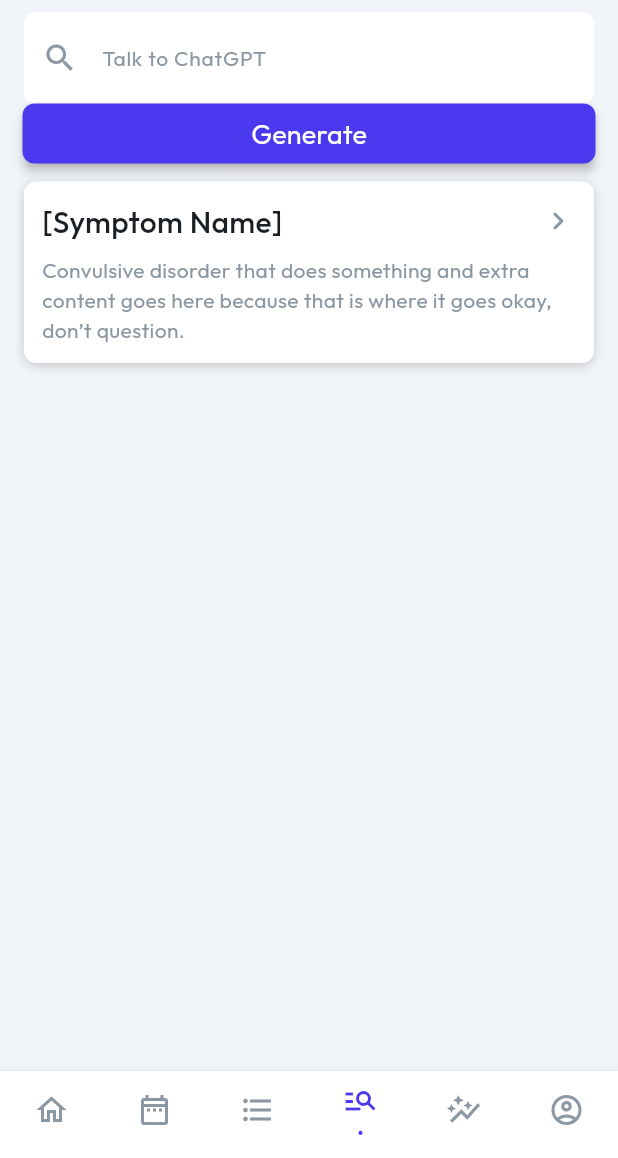
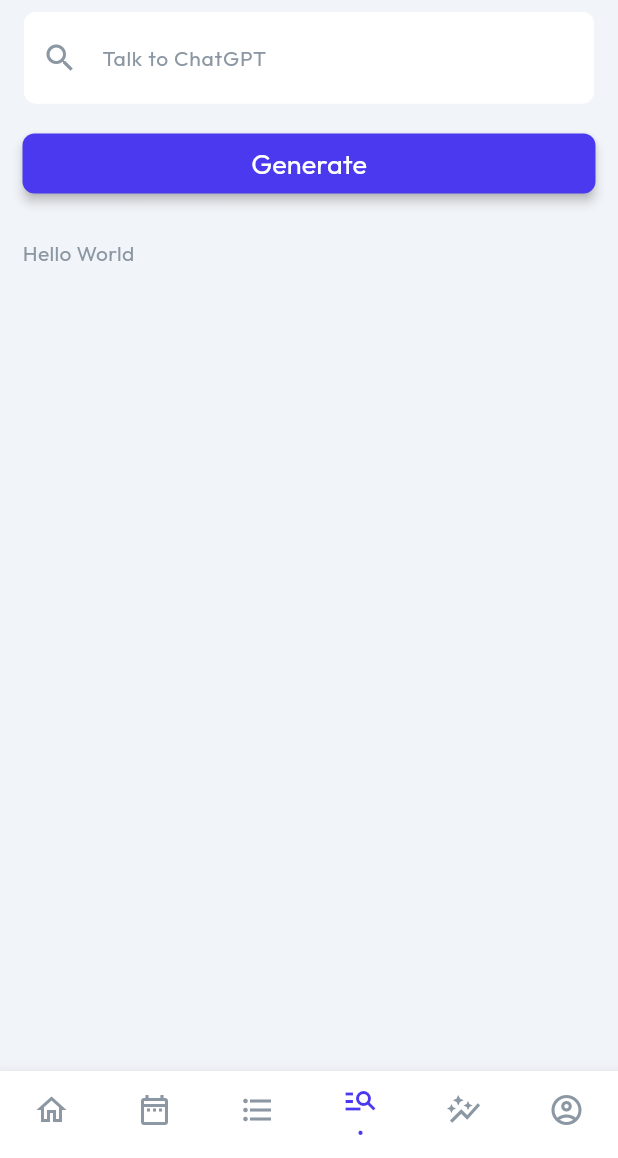
Before and after one commit to SavageFalcon/NutriFit, a Flutter app: the screen it shows once a user with an empty profile is signed in, item 4 of the bottom bar chosen, on a phone screen of 412 x 824 dp, the part 78-1236 px from its top. Run offline on Flutter 3.47's test engine with Material 3 defaults, Android fonts, the phone set to English and light mode, and no system bars; drawn by our look-alikes of auto_size_text; our stand-ins replace cloud_firestore, file_picker, firebase_auth, firebase_core, firebase_storage, flutter_animate and 15 more; missing offline and left inert: json_path, mime_type; accounts and stored records are empty.

Commit message:
Updating to latest FlutterFlow output.

```diff
--- a/lib/pages/find_symptoms/find_symptoms_model.dart
+++ b/lib/pages/find_symptoms/find_symptoms_model.dart
@@ -3,7 +3,6 @@
 import '/flutter_flow/flutter_flow_widgets.dart';
 import '/pages/components/main_logo/main_logo_widget.dart';
 import 'find_symptoms_widget.dart' show FindSymptomsWidget;
-import 'package:auto_size_text/auto_size_text.dart';
 import 'package:flutter/material.dart';
 import 'package:flutter/services.dart';
 import 'package:flutter_spinkit/flutter_spinkit.dart';
--- a/lib/pages/find_symptoms/find_symptoms_widget.dart
+++ b/lib/pages/find_symptoms/find_symptoms_widget.dart
@@ -2,7 +2,6 @@
 import '/flutter_flow/flutter_flow_util.dart';
 import '/flutter_flow/flutter_flow_widgets.dart';
 import '/pages/components/main_logo/main_logo_widget.dart';
-import 'package:auto_size_text/auto_size_text.dart';
 import 'package:flutter/material.dart';
 import 'package:flutter/services.dart';
 import 'package:flutter_spinkit/flutter_spinkit.dart';
@@ -167,7 +166,7 @@
                 children: [
                   Padding(
                     padding:
-                        EdgeInsetsDirectional.fromSTEB(15.0, 0.0, 15.0, 0.0),
+                        EdgeInsetsDirectional.fromSTEB(15.0, 20.0, 15.0, 0.0),
                     child: FFButtonWidget(
                       onPressed: () {
                         print('Button pressed ...');
@@ -194,75 +193,13 @@
                       ),
                     ),
                   ),
-                  ListView(
-                    padding: EdgeInsets.zero,
-                    shrinkWrap: true,
-                    scrollDirection: Axis.vertical,
-                    children: [
-                      Padding(
-                        padding: EdgeInsetsDirectional.fromSTEB(
-                            16.0, 12.0, 16.0, 0.0),
-                        child: Container(
-                          width: double.infinity,
-                          decoration: BoxDecoration(
-                            color: FlutterFlowTheme.of(context)
-                                .secondaryBackground,
-                            boxShadow: [
-                              BoxShadow(
-                                blurRadius: 5.0,
-                                color: Color(0x2E000000),
-                                offset: Offset(0.0, 2.0),
-                              )
-                            ],
-                            borderRadius: BorderRadius.circular(8.0),
-                          ),
-                          child: Padding(
-                            padding: EdgeInsets.all(12.0),
-                            child: Column(
-                              mainAxisSize: MainAxisSize.max,
-                              children: [
-                                Row(
-                                  mainAxisSize: MainAxisSize.max,
-                                  mainAxisAlignment:
-                                      MainAxisAlignment.spaceBetween,
-                                  children: [
-                                    Expanded(
-                                      child: Text(
-                                        '[Symptom Name]',
-                                        style: FlutterFlowTheme.of(context)
-                                            .headlineSmall,
-                                      ),
-                                    ),
-                                    Icon(
-                                      Icons.chevron_right_rounded,
-                                      color: FlutterFlowTheme.of(context)
-                                          .grayLight,
-                                      size: 24.0,
-                                    ),
-                                  ],
-                                ),
-                                Padding(
-                                  padding: EdgeInsetsDirectional.fromSTEB(
-                                      0.0, 8.0, 0.0, 0.0),
-                                  child: Row(
-                                    mainAxisSize: MainAxisSize.max,
-                                    children: [
-                                      Expanded(
-                                        child: AutoSizeText(
-                                          'Convulsive disorder that does something and extra content goes here because that is where it goes okay, don’t question.',
-                                          style: FlutterFlowTheme.of(context)
-                                              .bodySmall,
-                                        ),
-                                      ),
-                                    ],
-                                  ),
-                                ),
-                              ],
-                            ),
-                          ),
-                        ),
-                      ),
-                    ],
+                  Padding(
+                    padding:
+                        EdgeInsetsDirectional.fromSTEB(15.0, 30.0, 15.0, 0.0),
+                    child: Text(
+                      'Hello World',
+                      style: FlutterFlowTheme.of(context).bodyMedium,
+                    ),
                   ),
                 ],
               ),
```
